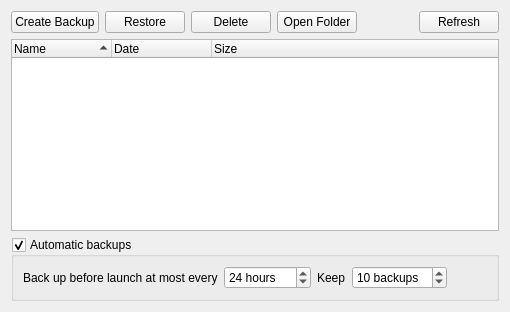
Qt form launcher/ui/pages/instance/BackupsPage.ui (Sudo-Ivan/BeeLauncher) before a commit.
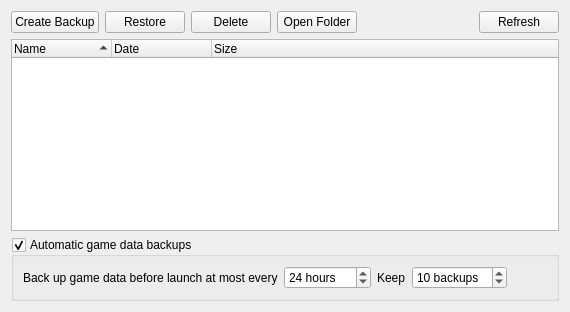
The same form after that commit.

Commit message:
fix(instances): polish migrate, repair and backup features
- Copy migrated game data on a worker thread with progress, abort
  support and cleanup of partial copies.
- Report local files that repair cannot re-download instead of
  claiming success.
- Confirm before restoring or deleting a backup and say that backups
  cover game data only.
- Resolve the Minecraft version for NeoForge 20.x and 21.x profiles
  from the vanilla launcher.
- Use a consistent translation context for crash analyzer rules.
- Add tests for NeoForge mapping, backup pruning and fresh crash reports.

What changed in the file:
```diff
--- a/launcher/ui/pages/instance/BackupsPage.ui
+++ b/launcher/ui/pages/instance/BackupsPage.ui
@@ -86,7 +86,7 @@
    <item>
     <widget class="QGroupBox" name="autoBackupGroup">
      <property name="title">
-      <string>Automatic backups</string>
+      <string>Automatic game data backups</string>
      </property>
      <property name="checkable">
       <bool>true</bool>
@@ -95,7 +95,7 @@
       <item>
        <widget class="QLabel" name="intervalLabel">
         <property name="text">
-         <string>Back up before launch at most every</string>
+         <string>Back up game data before launch at most every</string>
         </property>
        </widget>
       </item>
```
The commit also changes 12 other files.
